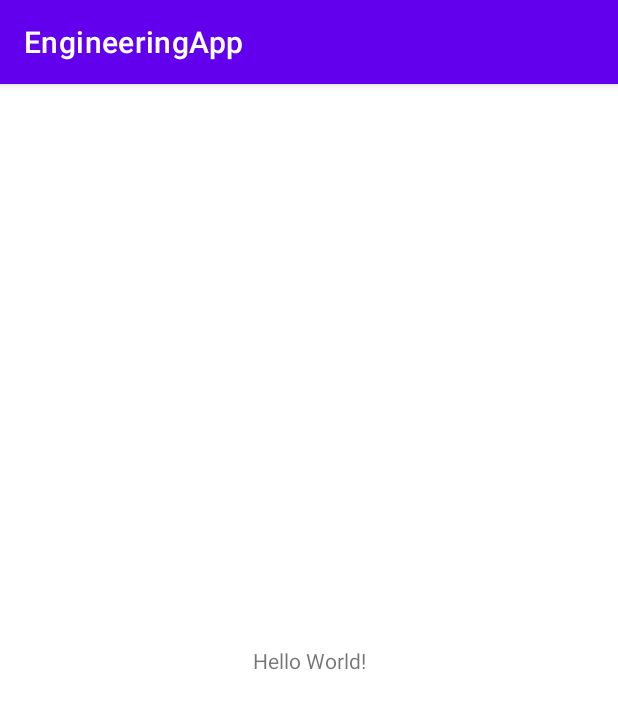
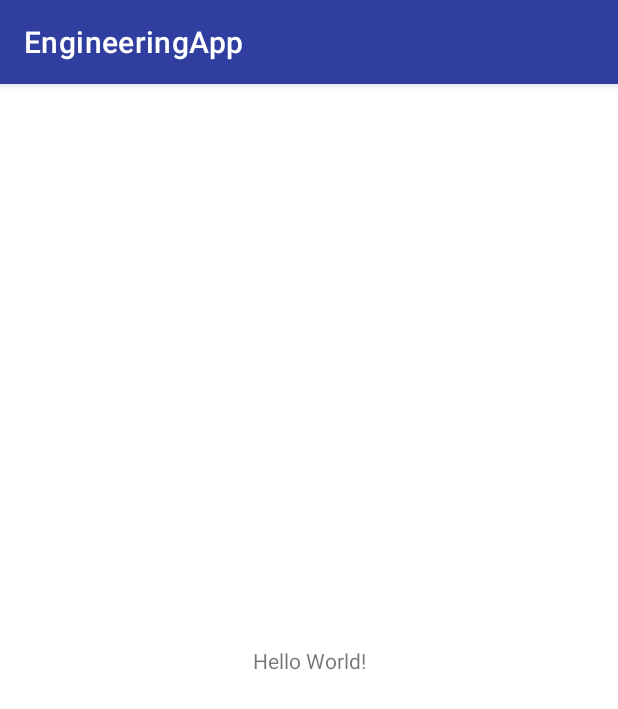
Before and after one commit to Damian-Chowanski/EngineeringThesis, an Android app: the screen it shows after launch (MainActivity), on a phone screen of 412 x 824 dp. Shown: the top 709 px of the screen. Run offline under Robolectric (Android 15) with nearby library versions, the phone set to English and light mode, and no system bars.

Commit message:
colors changed

```diff
--- a/app/src/main/res/values-night/themes.xml
+++ b/app/src/main/res/values-night/themes.xml
@@ -2,13 +2,13 @@
     <!-- Base application theme. -->
     <style name="Theme.EngineeringApp" parent="Theme.MaterialComponents.DayNight.DarkActionBar">
         <!-- Primary brand color. -->
-        <item name="colorPrimary">@color/purple_200</item>
-        <item name="colorPrimaryVariant">@color/purple_700</item>
-        <item name="colorOnPrimary">@color/black</item>
+        <item name="colorPrimary">@color/primary_light</item>
+        <item name="colorPrimaryVariant">@color/primary_dark</item>
+        <item name="colorOnPrimary">@color/white</item>
         <!-- Secondary brand color. -->
-        <item name="colorSecondary">@color/teal_200</item>
-        <item name="colorSecondaryVariant">@color/teal_200</item>
-        <item name="colorOnSecondary">@color/black</item>
+        <item name="colorSecondary">@color/secondary_dark</item>
+        <item name="colorSecondaryVariant">@color/secondary</item>
+        <item name="colorOnSecondary">@color/white</item>
         <!-- Status bar color. -->
         <item name="android:statusBarColor" tools:targetApi="21">?attr/colorPrimaryVariant</item>
         <!-- Customize your theme here. -->
--- a/app/src/main/res/values/colors.xml
+++ b/app/src/main/res/values/colors.xml
@@ -1,10 +1,13 @@
 <?xml version="1.0" encoding="utf-8"?>
 <resources>
-    <color name="purple_200">#FFBB86FC</color>
-    <color name="purple_500">#FF6200EE</color>
-    <color name="purple_700">#FF3700B3</color>
-    <color name="teal_200">#FF03DAC5</color>
-    <color name="teal_700">#FF018786</color>
     <color name="black">#FF000000</color>
     <color name="white">#FFFFFFFF</color>
+
+    <color name="primary">#303f9f</color>
+    <color name="primary_light">#666ad1</color>
+    <color name="primary_dark">#001970</color>
+    <color name="secondary">#9c27b0</color>
+    <color name="secondary_light">#d05ce3</color>
+    <color name="secondary_dark">#6a0080</color>
+
 </resources>
--- a/app/src/main/res/values/themes.xml
+++ b/app/src/main/res/values/themes.xml
@@ -2,13 +2,13 @@
     <!-- Base application theme. -->
     <style name="Theme.EngineeringApp" parent="Theme.MaterialComponents.DayNight.DarkActionBar">
         <!-- Primary brand color. -->
-        <item name="colorPrimary">@color/purple_500</item>
-        <item name="colorPrimaryVariant">@color/purple_700</item>
+        <item name="colorPrimary">@color/primary</item>
+        <item name="colorPrimaryVariant">@color/primary_dark</item>
         <item name="colorOnPrimary">@color/white</item>
         <!-- Secondary brand color. -->
-        <item name="colorSecondary">@color/teal_200</item>
-        <item name="colorSecondaryVariant">@color/teal_700</item>
-        <item name="colorOnSecondary">@color/black</item>
+        <item name="colorSecondary">@color/secondary</item>
+        <item name="colorSecondaryVariant">@color/secondary_dark</item>
+        <item name="colorOnSecondary">@color/white</item>
         <!-- Status bar color. -->
         <item name="android:statusBarColor" tools:targetApi="21">?attr/colorPrimaryVariant</item>
         <!-- Customize your theme here. -->
```
